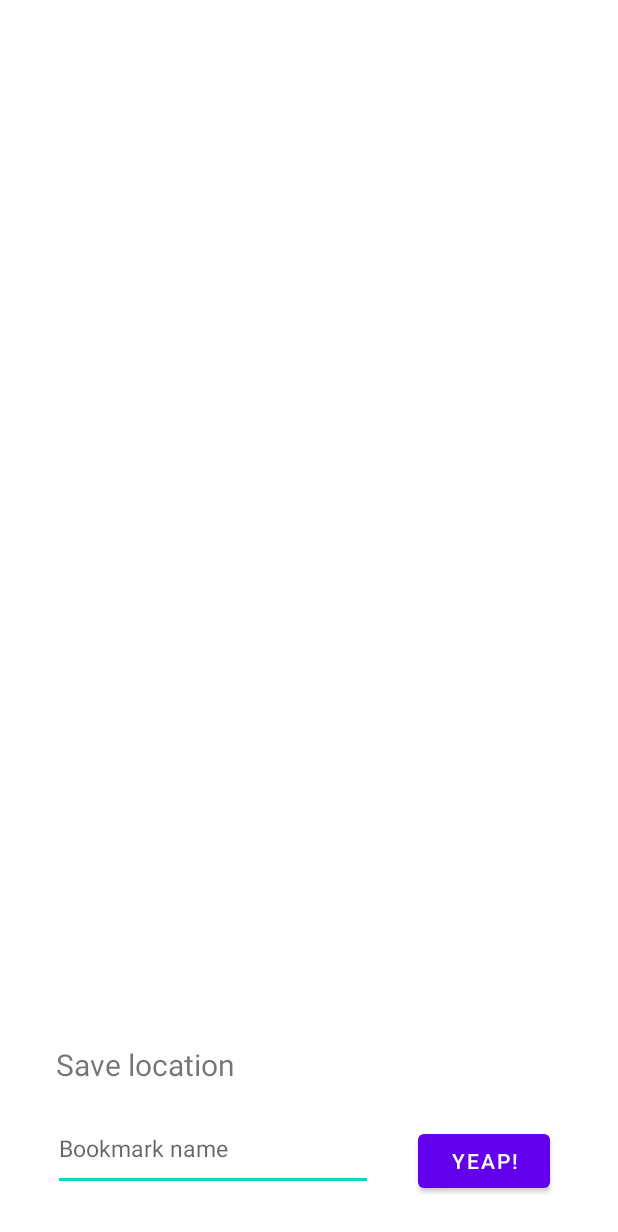
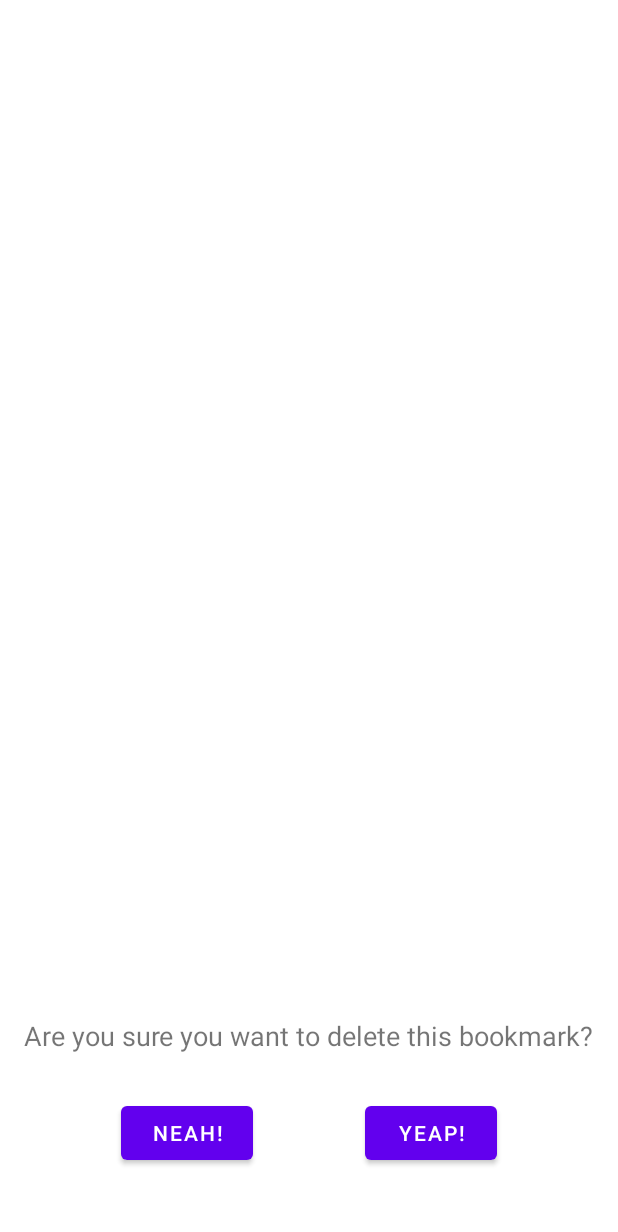
Before and after one commit to re0078/mobdev_hw2_spring_2021, an Android app: the layout bookmark_delete_layout.xml on its own in the app's theme, with its tools: preview values and no code run, on a phone screen of 412 x 824 dp. Shown: the top 1232 px of the screen. Run offline under Robolectric (Android 15) with nearby library versions, the phone set to English and light mode, and no system bars.

Commit message:
Add bookmark deletion

```diff
--- a/app/src/main/java/edu/sharif/mobdev_hw2_spring_2021/db/dao/BookmarkRepository.java
+++ b/app/src/main/java/edu/sharif/mobdev_hw2_spring_2021/db/dao/BookmarkRepository.java
@@ -77,9 +77,9 @@ public class BookmarkRepository {
         db.delete(TABLE_NAME, null, null);
     }
 
-    public void deleteBookmark(Bookmark bookmark) {
+    public void deleteBookmark(String bookmarkName) {
         SQLiteDatabase db = bookmarkDBHelper.getWritableDatabase();
-        String selection = MARK_NAME + " = " + bookmark.getName();
+        String selection = MARK_NAME + " = '" + bookmarkName + "'";
         db.delete(TABLE_NAME, selection, null);
     }
 
--- a/app/src/main/res/layout/bottom_sheet_layout.xml
+++ b/app/src/main/res/layout/bookmark_delete_layout.xml
@@ -15,41 +15,36 @@
         app:layout_constraintStart_toStartOf="parent">
 
         <TextView
-            android:id="@+id/save_location_text"
+            android:id="@+id/delete_bookmark_text"
             android:layout_width="wrap_content"
             android:layout_height="wrap_content"
-            android:layout_marginTop="4dp"
-            android:text="@string/save_location_alert"
-            android:textSize="20sp"
-            app:layout_constraintBottom_toTopOf="@+id/bookmark_input_name"
+            android:text="@string/bookmark_deletion_alert"
+            android:textSize="18sp"
             app:layout_constraintEnd_toEndOf="parent"
             app:layout_constraintHorizontal_bias="0.082"
             app:layout_constraintStart_toStartOf="parent"
             app:layout_constraintTop_toTopOf="parent" />
 
-        <EditText
-            android:id="@+id/bookmark_input_name"
-            android:layout_width="213dp"
-            android:layout_height="56dp"
-            android:autofillHints="Bookmark name"
-            android:hint="@string/bookmark_name_hint"
-            android:inputType="textPersonName"
-            android:textSize="15sp"
-            app:layout_constraintBottom_toBottomOf="parent"
-            app:layout_constraintEnd_toStartOf="@+id/save_button"
-            app:layout_constraintStart_toStartOf="parent"
-            app:layout_constraintTop_toBottomOf="@+id/save_location_text"
-            app:layout_constraintVertical_bias="1.0" />
-
         <Button
-            android:id="@+id/save_button"
+            android:id="@+id/delete_button"
             android:layout_width="wrap_content"
             android:layout_height="wrap_content"
             android:layout_margin="10dp"
-            android:layout_marginBottom="16dp"
             android:text="@string/yes"
             app:layout_constraintBottom_toBottomOf="parent"
             app:layout_constraintEnd_toEndOf="parent"
-            app:layout_constraintStart_toEndOf="@+id/bookmark_input_name" />
+            app:layout_constraintStart_toEndOf="@+id/cancel_deletion_button"
+            app:layout_constraintTop_toBottomOf="@+id/delete_bookmark_text" />
+
+        <Button
+            android:id="@+id/cancel_deletion_button"
+            android:layout_width="wrap_content"
+            android:layout_height="wrap_content"
+            android:layout_margin="10dp"
+            android:text="@string/no"
+            app:layout_constraintBottom_toBottomOf="parent"
+            app:layout_constraintEnd_toStartOf="@+id/delete_button"
+            app:layout_constraintStart_toStartOf="parent"
+            app:layout_constraintTop_toBottomOf="@+id/delete_bookmark_text" />
     </androidx.constraintlayout.widget.ConstraintLayout>
 </androidx.constraintlayout.widget.ConstraintLayout>
```
Also changed, not shown: app/src/main/java/edu/sharif/mobdev_hw2_spring_2021/MainActivity.java (+4 -5 lines), app/src/main/java/edu/sharif/mobdev_hw2_spring_2021/ui/bookmark/BookmarkAdapter.java (+22 -2 lines), app/src/main/java/edu/sharif/mobdev_hw2_spring_2021/ui/dialog/DeleteBookmarkDialog.java (added, +62 -0 lines).
